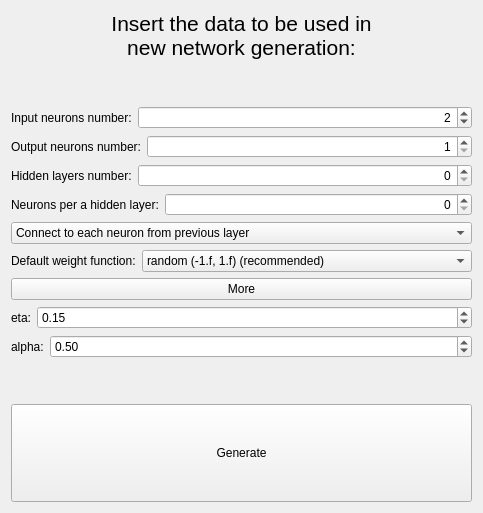
Qt form GuiTestingImplementation/NetworkGenerationWindow.ui (Cvelth/mnn) before a commit.
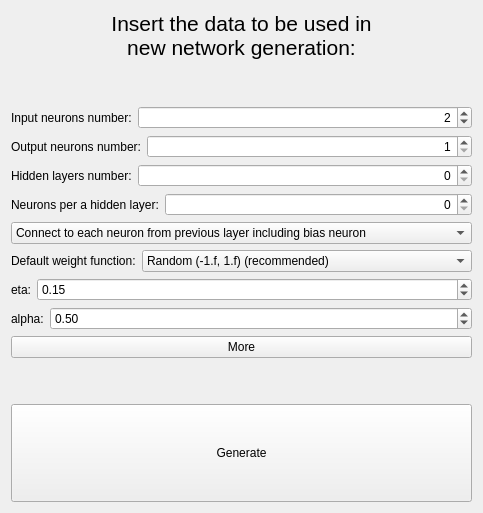
The same form after that commit.

Commit message: NetworkGeneration GUI implementation. .gitignore fix.

```diff
--- a/GuiTestingImplementation/NetworkGenerationWindow.ui
+++ b/GuiTestingImplementation/NetworkGenerationWindow.ui
@@ -135,11 +135,6 @@
    </item>
    <item>
     <widget class="QComboBox" name="connection">
-     <item>
-      <property name="text">
-       <string>Connect to each neuron from previous layer</string>
-      </property>
-     </item>
      <item>
       <property name="text">
        <string>Connect to each neuron from previous layer including bias neuron</string>
@@ -165,7 +160,7 @@
       <widget class="QComboBox" name="default_weight">
        <item>
         <property name="text">
-         <string>random (-1.f, 1.f) (recommended)</string>
+         <string>Random (-1.f, 1.f) (recommended)</string>
         </property>
        </item>
        <item>
@@ -208,16 +203,9 @@
     </layout>
    </item>
    <item>
-    <widget class="QPushButton" name="moreButton">
-     <property name="text">
-      <string>More</string>
-     </property>
-    </widget>
-   </item>
-   <item>
-    <layout class="QHBoxLayout" name="horizontalLayout_6" stretch="0,1">
+    <layout class="QHBoxLayout" name="eta_layout" stretch="0,1">
      <item>
-      <widget class="QLabel" name="label_7">
+      <widget class="QLabel" name="eta_label">
        <property name="text">
         <string>eta:</string>
        </property>
@@ -262,6 +250,13 @@
      </item>
     </layout>
    </item>
+   <item>
+    <widget class="QPushButton" name="moreButton">
+     <property name="text">
+      <string>More</string>
+     </property>
+    </widget>
+   </item>
    <item>
     <spacer name="verticalSpacer_2">
      <property name="orientation">
```
Left out of the diff: 15 changed lines with no effect on the pictures. The commit also changes 4 other files.
